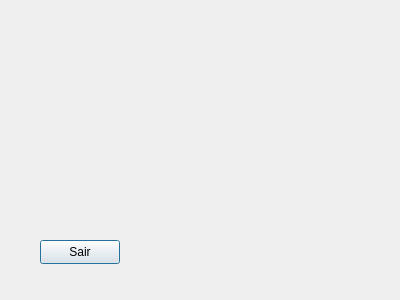
Above: Projeto/verextrato.ui from YagoConstantino/SistemaBancario before the change. Below: the same form after it.
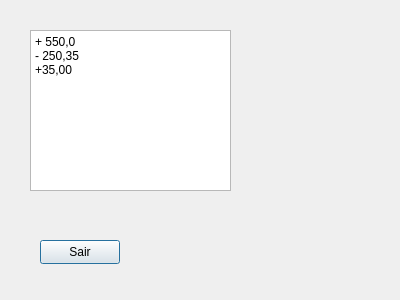
That is the form after the change.

The edit to the form file:
```diff
--- a/Projeto/verextrato.ui
+++ b/Projeto/verextrato.ui
@@ -26,6 +26,28 @@
     <string>Sair</string>
    </property>
   </widget>
+  <widget class="QTextEdit" name="textEdit">
+   <property name="geometry">
+    <rect>
+     <x>30</x>
+     <y>30</y>
+     <width>201</width>
+     <height>161</height>
+    </rect>
+   </property>
+   <property name="html">
+    <string>&lt;!DOCTYPE HTML PUBLIC &quot;-//W3C//DTD HTML 4.0//EN&quot; &quot;http://www.w3.org/TR/REC-html40/strict.dtd&quot;&gt;
+&lt;html&gt;&lt;head&gt;&lt;meta name=&quot;qrichtext&quot; content=&quot;1&quot; /&gt;&lt;meta charset=&quot;utf-8&quot; /&gt;&lt;style type=&quot;text/css&quot;&gt;
+p, li { white-space: pre-wrap; }
+hr { height: 1px; border-width: 0; }
+li.unchecked::marker { content: &quot;\2610&quot;; }
+li.checked::marker { content: &quot;\2612&quot;; }
+&lt;/style&gt;&lt;/head&gt;&lt;body style=&quot; font-family:'Segoe UI'; font-size:9pt; font-weight:400; font-style:normal;&quot;&gt;
+&lt;p style=&quot; margin-top:0px; margin-bottom:0px; margin-left:0px; margin-right:0px; -qt-block-indent:0; text-indent:0px;&quot;&gt;+ 550,0&lt;/p&gt;
+&lt;p style=&quot; margin-top:0px; margin-bottom:0px; margin-left:0px; margin-right:0px; -qt-block-indent:0; text-indent:0px;&quot;&gt;- 250,35&lt;/p&gt;
+&lt;p style=&quot; margin-top:0px; margin-bottom:0px; margin-left:0px; margin-right:0px; -qt-block-indent:0; text-indent:0px;&quot;&gt;+35,00&lt;/p&gt;&lt;/body&gt;&lt;/html&gt;</string>
+   </property>
+  </widget>
  </widget>
  <resources/>
  <connections/>
```
